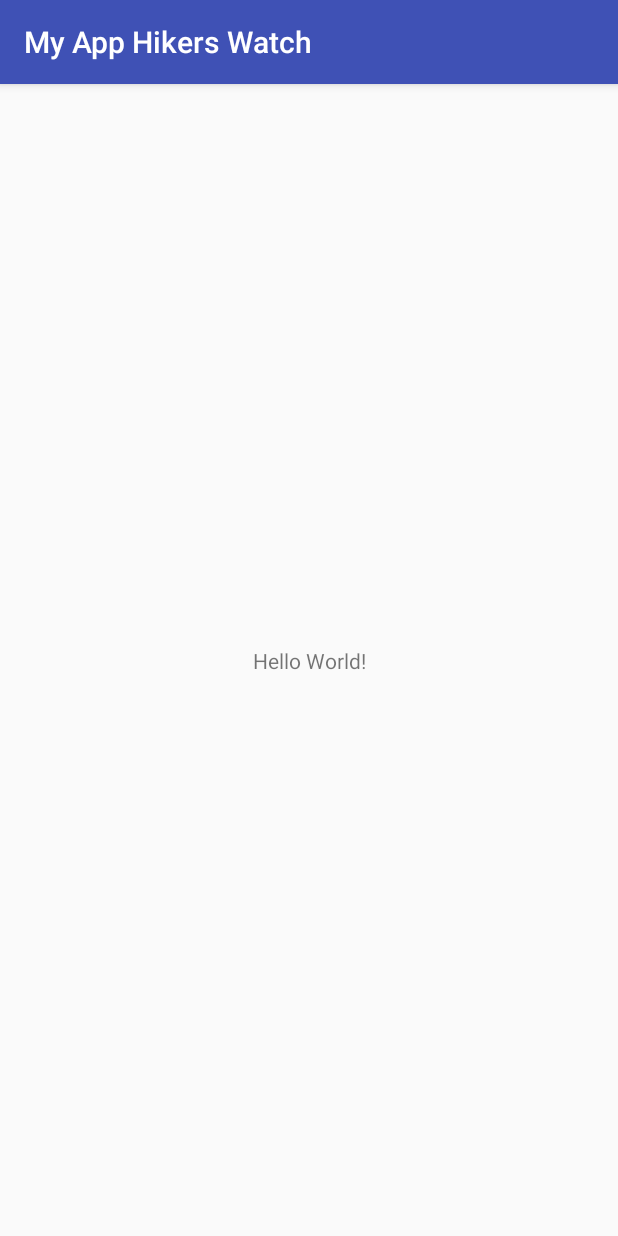
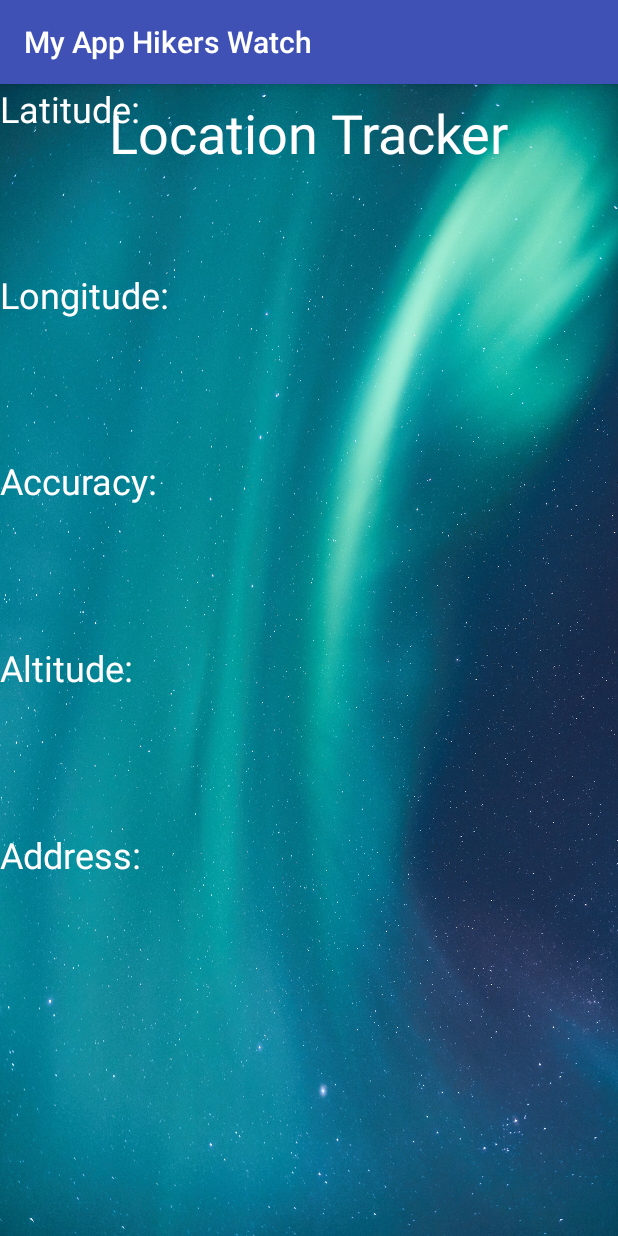
Before and after one commit to Vishnu-Adda/location-tracker, an Android app: the screen it shows after launch (MainActivity), on a phone screen of 412 x 824 dp. Run offline under Robolectric (Android 15) with nearby library versions, the phone set to English and light mode, and no system bars.

Commit message:
General layout has been determined. (UI)

```diff
--- a/app/src/main/AndroidManifest.xml
+++ b/app/src/main/AndroidManifest.xml
@@ -1,6 +1,8 @@
 <?xml version="1.0" encoding="utf-8"?>
 <manifest xmlns:android="http://schemas.android.com/apk/res/android"
     package="com.someapp.vishnu.myapphikerswatch">
+
+    <uses-permission android:name="android.permission.ACCESS_FINE_LOCATION" />
 
     <application
         android:allowBackup="true"
--- a/app/src/main/java/com/someapp/vishnu/myapphikerswatch/MainActivity.java
+++ b/app/src/main/java/com/someapp/vishnu/myapphikerswatch/MainActivity.java
@@ -1,13 +1,117 @@
 package com.someapp.vishnu.myapphikerswatch;
 
+import android.Manifest;
+import android.content.Context;
+import android.content.pm.PackageManager;
+import android.location.Location;
+import android.location.LocationListener;
+import android.location.LocationManager;
+import android.os.Build;
+import android.support.annotation.NonNull;
+import android.support.v4.app.ActivityCompat;
+import android.support.v4.content.ContextCompat;
 import android.support.v7.app.AppCompatActivity;
 import android.os.Bundle;
+import android.util.Log;
 
 public class MainActivity extends AppCompatActivity {
+
+    LocationManager locationManager;
+    LocationListener locationListener;
+
+    @Override
+    public void onRequestPermissionsResult(int requestCode,
+                                           @NonNull String[] permissions,
+                                           @NonNull int[] grantResults) {
+        super.onRequestPermissionsResult(requestCode, permissions, grantResults);
+
+        if (requestCode == 1) {
+
+            if (grantResults.length > 0 && grantResults[0] == PackageManager.PERMISSION_GRANTED) {
+
+                if (ContextCompat.checkSelfPermission(this,
+                        Manifest.permission.ACCESS_FINE_LOCATION)
+                        == PackageManager.PERMISSION_GRANTED) {
+
+                    locationManager.requestLocationUpdates(LocationManager.GPS_PROVIDER,
+                            0, 0, locationListener);
+
+                }
+            }
+
+        }
+
+    }
 
     @Override
     protected void onCreate(Bundle savedInstanceState) {
         super.onCreate(savedInstanceState);
         setContentView(R.layout.activity_main);
+
+        locationManager =
+                (LocationManager) this.getSystemService(Context.LOCATION_SERVICE);
+
+        locationListener = new LocationListener() {
+            @Override
+            public void onLocationChanged(Location location) { // Regular updates from GPS change
+
+                Log.i("Location", location.toString());
+
+            }
+
+            // When user agrees or disagrees to working with this
+            @Override
+            public void onStatusChanged(String provider, int status, Bundle extras) {
+
+            }
+
+            @Override
+            public void onProviderEnabled(String provider) {
+
+            }
+
+            @Override
+            public void onProviderDisabled(String provider) {
+
+            }
+        };
+
+        if (Build.VERSION.SDK_INT < 23) {
+
+            if (ActivityCompat.checkSelfPermission(this,
+                    Manifest.permission.ACCESS_FINE_LOCATION) != PackageManager.PERMISSION_GRANTED
+                    && ActivityCompat.checkSelfPermission(this,
+                    Manifest.permission.ACCESS_COARSE_LOCATION)
+                    != PackageManager.PERMISSION_GRANTED) {
+                // TODO: Consider calling
+                //    ActivityCompat#requestPermissions
+                // here to request the missing permissions, and then overriding
+                //   public void onRequestPermissionsResult(int requestCode, String[] permissions,
+                //                                          int[] grantResults)
+                // to handle the case where the user grants the permission. See the documentation
+                // for ActivityCompat#requestPermissions for more details.
+                return;
+            }
+            locationManager.requestLocationUpdates(LocationManager.GPS_PROVIDER,
+                    0, 0, locationListener);
+
+        } else {
+
+            // This code will ask the user for permission aka if permission wasn't granted
+            if (ContextCompat.checkSelfPermission(this,
+                    Manifest.permission.ACCESS_FINE_LOCATION) != PackageManager.PERMISSION_GRANTED) {
+
+                // This generates the popup to allow access to the location
+                ActivityCompat.requestPermissions(this,
+                        new String[]{Manifest.permission.ACCESS_FINE_LOCATION}, 1);
+
+            } else {
+
+                locationManager.requestLocationUpdates(LocationManager.GPS_PROVIDER,
+                        0, 0, locationListener);
+
+            }
+        }
+
     }
 }
--- a/app/src/main/res/layout/activity_main.xml
+++ b/app/src/main/res/layout/activity_main.xml
@@ -4,15 +4,74 @@
     xmlns:tools="http://schemas.android.com/tools"
     android:layout_width="match_parent"
     android:layout_height="match_parent"
+    android:background="@drawable/night"
     tools:context=".MainActivity">
 
     <TextView
+        android:id="@+id/textView"
         android:layout_width="wrap_content"
-        android:layout_height="wrap_content"
-        android:text="Hello World!"
-        app:layout_constraintBottom_toBottomOf="parent"
-        app:layout_constraintLeft_toLeftOf="parent"
-        app:layout_constraintRight_toRightOf="parent"
+        android:layout_height="0dp"
+        android:layout_marginEnd="8dp"
+        android:layout_marginStart="8dp"
+        android:layout_marginTop="8dp"
+        android:text="Location Tracker"
+        android:textColor="@android:color/white"
+        android:textSize="36sp"
+        app:layout_constraintEnd_toEndOf="parent"
+        app:layout_constraintStart_toStartOf="parent"
         app:layout_constraintTop_toTopOf="parent" />
 
+    <LinearLayout
+        android:layout_width="395dp"
+        android:layout_height="622dp"
+        android:orientation="vertical"
+        tools:layout_editor_absoluteX="8dp"
+        tools:layout_editor_absoluteY="64dp">
+
+        <TextView
+            android:id="@+id/textView3"
+            android:layout_width="match_parent"
+            android:layout_height="wrap_content"
+            android:layout_weight="1"
+            android:text="Latitude: "
+            android:textColor="@android:color/white"
+            android:textSize="24sp" />
+
+        <TextView
+            android:id="@+id/textView4"
+            android:layout_width="match_parent"
+            android:layout_height="wrap_content"
+            android:layout_weight="1"
+            android:text="Longitude: "
+            android:textColor="@android:color/white"
+            android:textSize="24sp" />
+
+        <TextView
+            android:id="@+id/textView5"
+            android:layout_width="match_parent"
+            android:layout_height="wrap_content"
+            android:layout_weight="1"
+            android:text="Accuracy: "
+            android:textColor="@android:color/white"
+            android:textSize="24sp" />
+
+        <TextView
+            android:id="@+id/textView6"
+            android:layout_width="match_parent"
+            android:layout_height="wrap_content"
+            android:layout_weight="1"
+            android:text="Altitude: "
+            android:textColor="@android:color/white"
+            android:textSize="24sp" />
+
+        <TextView
+            android:id="@+id/textView7"
+            android:layout_width="match_parent"
+            android:layout_height="wrap_content"
+            android:layout_weight="1"
+            android:text="Address: "
+            android:textColor="@android:color/white"
+            android:textSize="24sp" />
+    </LinearLayout>
+
 </android.support.constraint.ConstraintLayout>
```
Also changed, not shown: app/src/main/res/drawable/night.jpg (added).
